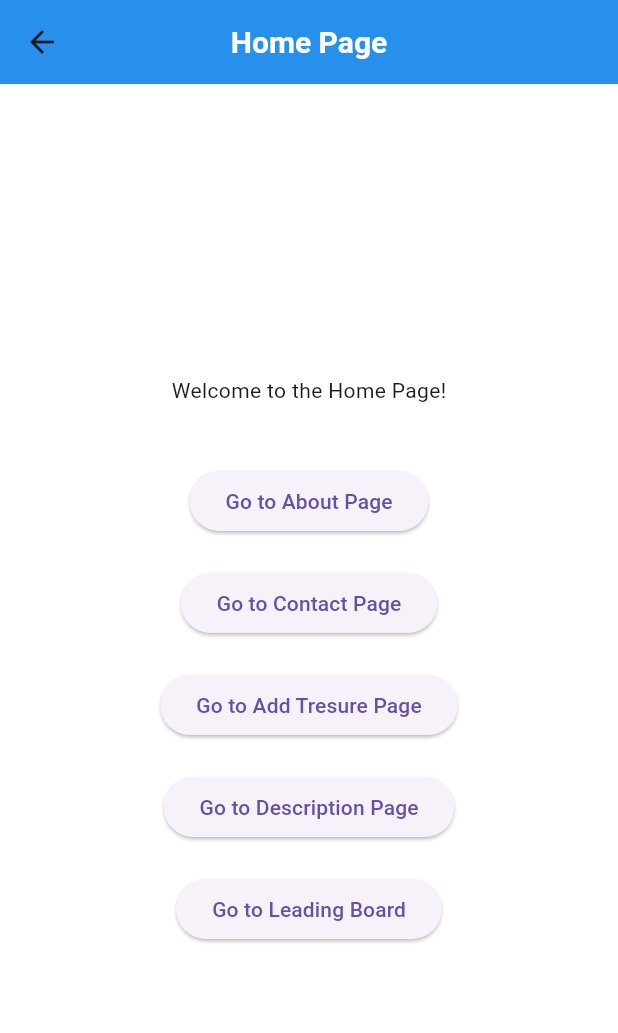
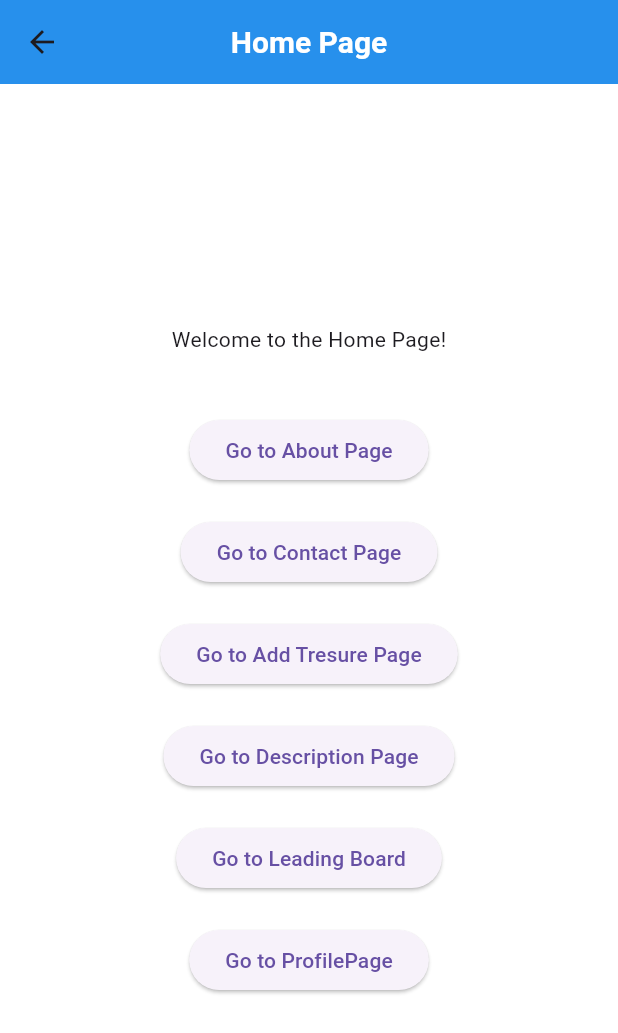
Before and after one commit to sanjeewaDeshapriya/Torva, a Flutter app: the HomePage screen opened directly, on a phone screen of 412 x 824 dp. Shown: the top 1033 px of the screen. Run offline on Flutter 3.47's test engine with Material 3 defaults, Android fonts, the light colour scheme and no system bars.

Commit message:
Update home_page.dart

```diff
--- a/lib/screens/home/home_page.dart
+++ b/lib/screens/home/home_page.dart
@@ -55,6 +55,13 @@ class _HomePageState extends State<HomePage> {
               },
               child: Text('Go to Leading Board'),
             ),
+            SizedBox(height: 20),
+            ElevatedButton(
+              onPressed: () {
+                Navigator.pushNamed(context, '/profilepage');
+              },
+              child: Text('Go to ProfilePage'),
+            ),
           ],
         ),
       ),
```
